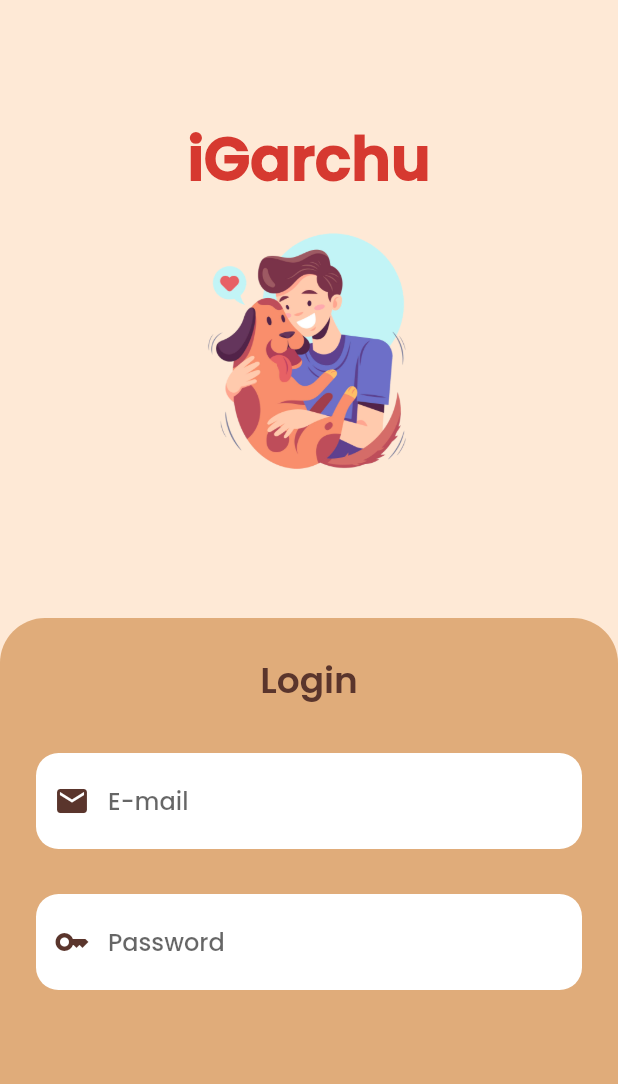
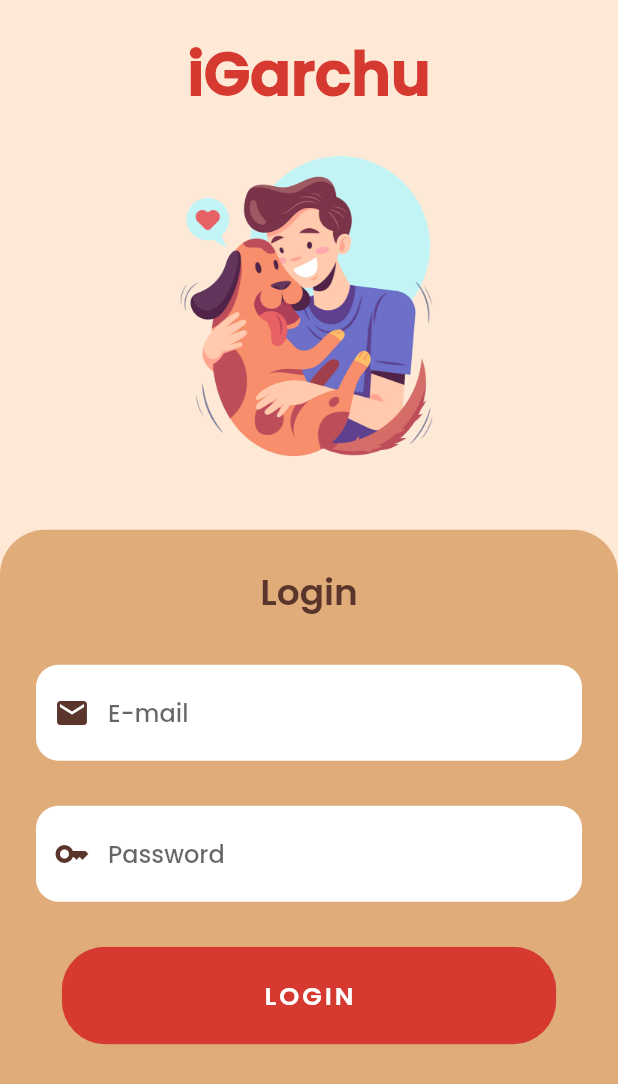
Before and after one commit to mutyaruby08/capstone_igarchu, a Flutter app: the screen it shows after launch, on a phone screen of 412 x 824 dp. Shown: the top 1084 px of the screen. Run offline on Flutter 3.47's test engine with Material 2 defaults, Android fonts, the phone set to English and light mode, and no system bars.

Commit message:
Designed Login Screen ver2

```diff
--- a/igarchu_capstone/lib/Screens/login_screen.dart
+++ b/igarchu_capstone/lib/Screens/login_screen.dart
@@ -32,9 +32,6 @@ class _LoginScreenState extends State<LoginScreen> {
               children: [
                 Expanded(
                   flex: 3,
-                  child: Padding(
-                    padding: const EdgeInsets.symmetric(
-                        vertical: 36.0, horizontal: 15.0),
                   child: Column(
                       mainAxisAlignment: MainAxisAlignment.center,
                       crossAxisAlignment: CrossAxisAlignment.center,
@@ -51,9 +48,8 @@ class _LoginScreenState extends State<LoginScreen> {
                         ),
                       ]),
                 ),
-                ),
                 Expanded(
-                  flex: 3,
+                  flex: 4,
                   child: Container(
                     width: double.infinity,
                     decoration: BoxDecoration(
@@ -108,6 +104,10 @@ class _LoginScreenState extends State<LoginScreen> {
                                       prefixIcon:
                                           Icon(Icons.key, color: kbutton2))),
                               SizedBox(height: 20.0),
+                              RoundedButton(
+                                text: 'LOGIN',
+                                press: () {},
+                              ),
                             ])),
                   ),
                 ),
--- a/igarchu_capstone/lib/Widgets/rounded_button.dart
+++ b/igarchu_capstone/lib/Widgets/rounded_button.dart
@@ -31,8 +31,7 @@ class RoundedButton extends StatelessWidget {
       ),
       onPressed: press,
       style: ElevatedButton.styleFrom(
-        //di ko ka change sa color sa button, idk why
-        primary: Colors.black,
+        primary: kbutton1,
         padding: const EdgeInsets.symmetric(horizontal: 40, vertical: 20),
         textStyle: TextStyle(
           letterSpacing: 2,
--- a/igarchu_capstone/lib/Widgets/upside.dart
+++ b/igarchu_capstone/lib/Widgets/upside.dart
@@ -14,8 +14,8 @@ class Upside extends StatelessWidget {
     return Stack(
       children: [
         Container(
-          width: 200.0,
-          height: 200.0,
+          width: 250.0,
+          height: 255.0,
           color: kPrimaryLightColor,
           child: Padding(
             padding: const EdgeInsets.only(top: 0.0),
```
Also changed, not shown: igarchu_capstone/lib/Widgets/underpart.dart (added, +49 -0 lines). Lines whose indentation alone changed are shown as unchanged.
